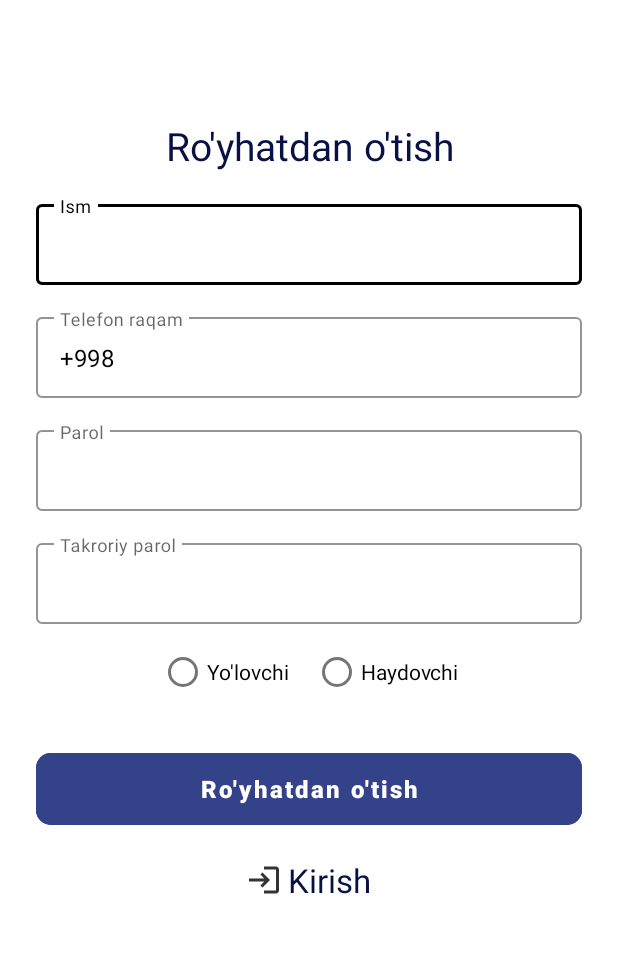
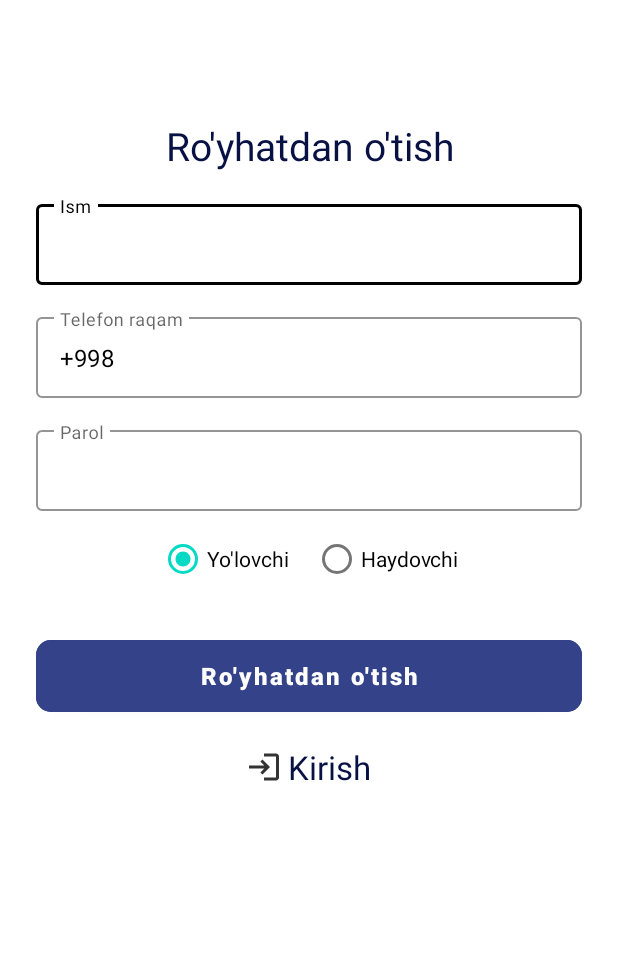
Before and after one commit to Khusinov/HamrohTaxi2, an Android app: the fragment RegisterFragment shown on its own in the app's theme, on a phone screen of 412 x 824 dp, the part 137-1090 px from its top. Run offline under Robolectric (Android 15) with nearby library versions, the phone set to English and light mode, and no system bars.

Commit message:
register working

```diff
--- a/app/src/main/java/com/khusinov/hamrohtaxi/LoginFragment.kt
+++ b/app/src/main/java/com/khusinov/hamrohtaxi/LoginFragment.kt
@@ -1,6 +1,7 @@
 package com.khusinov.hamrohtaxi
 
 import android.content.Context
+import android.content.SharedPreferences
 import android.os.Bundle
 import android.util.Log
 import androidx.fragment.app.Fragment
@@ -21,6 +22,7 @@ class LoginFragment : Fragment(R.layout.fragment_login) {
 
     private val binding by viewBinding { FragmentLoginBinding.bind(it) }
     private val TAG = "LoginFragment"
+    var sharedPreferences: SharedPreferences? = null
 
     override fun onViewCreated(view: View, savedInstanceState: Bundle?) {
         super.onViewCreated(view, savedInstanceState)
@@ -34,7 +36,7 @@ class LoginFragment : Fragment(R.layout.fragment_login) {
             val editor = sharedPref?.edit()
 
             registerTv.setOnClickListener {
-                findNavController().navigate()
+                findNavController().navigate(R.id.action_loginFragment_to_registerFragment2)
             }
 
             loginBtn.setOnClickListener {
--- a/app/src/main/java/com/khusinov/hamrohtaxi/RegisterFragment.kt
+++ b/app/src/main/java/com/khusinov/hamrohtaxi/RegisterFragment.kt
@@ -1,11 +1,73 @@
 package com.khusinov.hamrohtaxi
 
+import android.content.SharedPreferences
 import android.os.Bundle
+import android.util.Log
 import androidx.fragment.app.Fragment
-import android.view.LayoutInflater
 import android.view.View
-import android.view.ViewGroup
+import com.khusinov.hamrohtaxi.databinding.FragmentRegisterBinding
+import com.khusinov.hamrohtaxi.models.LoginResponse
+import com.khusinov.hamrohtaxi.models.UserCrud
+import com.khusinov.hamrohtaxi.network.Common
+import retrofit2.Call
+import retrofit2.Callback
+import retrofit2.Response
 
 class RegisterFragment : Fragment(R.layout.fragment_register) {
+    private val binding by viewBinding { FragmentRegisterBinding.bind(it) }
+    private val TAG = "RegisterFragment"
+    var sharedPreferences: SharedPreferences? = null
+
+    override fun onViewCreated(view: View, savedInstanceState: Bundle?) {
+        super.onViewCreated(view, savedInstanceState)
+        setupUI()
+    }
+
+    private fun setupUI() {
+        binding.apply {
+            sharedPreferences = context?.getSharedPreferences("HamrohTaxi", 0)
+
+            var token = sharedPreferences?.getString("access", "").toString()
+            token = "Bearer $token"
+
+            Log.d(TAG, "setupUI: token ${token.toString()}")
+
+            btnRegister.setOnClickListener {
+
+                var username = usernameEt.text.toString()
+                var phone = "+998" + phoneNumberEt.text.toString()
+                var password = passwordEt2.text.toString()
+                var passanger = passanger.isChecked
+                var driver = driver.isChecked
+                var userCrud = UserCrud()
+                userCrud.name = username
+                userCrud.password = password
+                userCrud.phone_number = phone
+                userCrud.user_role = if (passanger) 0 else 1
+
+                Common.retrofitServices.signup(userCrud).enqueue(object : Callback<LoginResponse>{
+                    override fun onResponse(
+                        call: Call<LoginResponse>,
+                        response: Response<LoginResponse>
+                    ) {
+                        Log.d(TAG, "onResponse: ${response.message()}")
+                    }
+
+                    override fun onFailure(call: Call<LoginResponse>, t: Throwable) {
+                        Log.d(TAG, "onFailure: ${t.message}")
+                    }
+
+                })
+
+                if (passanger) {
+
+                } else {
+
+                }
+
+            }
+
+        }
+    }
 
 }
--- a/app/src/main/java/com/khusinov/hamrohtaxi/models/UserCrud.kt
+++ b/app/src/main/java/com/khusinov/hamrohtaxi/models/UserCrud.kt
@@ -4,5 +4,5 @@ data class UserCrud(
     var name:String? = null,
     var phone_number: String? = null,
     var password: String? = null,
-    var user_role:String? = null
+    var user_role:Int = 0
 )
--- a/app/src/main/java/com/khusinov/hamrohtaxi/network/RetrofitService.kt
+++ b/app/src/main/java/com/khusinov/hamrohtaxi/network/RetrofitService.kt
@@ -2,8 +2,10 @@ package com.khusinov.hamrohtaxi.network
 
 import com.khusinov.hamrohtaxi.models.AuthLogin
 import com.khusinov.hamrohtaxi.models.LoginResponse
+import com.khusinov.hamrohtaxi.models.UserCrud
 import retrofit2.Call
 import retrofit2.http.Body
+import retrofit2.http.Header
 import retrofit2.http.POST
 
 interface RetrofitService {
@@ -11,4 +13,8 @@ interface RetrofitService {
     @POST("auth/login/")
     fun login(@Body authLogin: AuthLogin): Call<LoginResponse>
 
+    @POST("auth/signup/")
+    fun signup(@Body userCrud: UserCrud ): Call<LoginResponse>
+
+
 }
--- a/app/src/main/res/layout/fragment_register.xml
+++ b/app/src/main/res/layout/fragment_register.xml
@@ -108,7 +108,7 @@
             app:prefixTextColor="@color/black">
 
             <com.google.android.material.textfield.TextInputEditText
-                android:id="@+id/password_et1"
+                android:id="@+id/phoneNumberEt"
                 android:layout_width="match_parent"
                 android:layout_height="wrap_content"
                 android:inputType="phone"
@@ -143,31 +143,31 @@
 
         </com.google.android.material.textfield.TextInputLayout>
 
-        <com.google.android.material.textfield.TextInputLayout
-            android:id="@+id/password_input3"
-            style="@style/Widget.MaterialComponents.TextInputLayout.OutlinedBox.Dense"
-            android:layout_width="match_parent"
-            android:layout_height="wrap_content"
-            android:layout_marginStart="24dp"
-            android:layout_marginTop="16dp"
-            android:layout_marginEnd="24dp"
-            android:hint="Takroriy parol"
-            app:boxStrokeColor="@color/black"
-            app:endIconMode="clear_text"
-            app:endIconTint="@color/colorSecondary"
-            app:expandedHintEnabled="false"
-            app:hintTextColor="@color/black"
-            app:prefixTextColor="@color/black">
+<!--        <com.google.android.material.textfield.TextInputLayout-->
+<!--            android:id="@+id/password_input3"-->
+<!--            style="@style/Widget.MaterialComponents.TextInputLayout.OutlinedBox.Dense"-->
+<!--            android:layout_width="match_parent"-->
+<!--            android:layout_height="wrap_content"-->
+<!--            android:layout_marginStart="24dp"-->
+<!--            android:layout_marginTop="16dp"-->
+<!--            android:layout_marginEnd="24dp"-->
+<!--            android:hint="Takroriy parol"-->
+<!--            app:boxStrokeColor="@color/black"-->
+<!--            app:endIconMode="clear_text"-->
+<!--            app:endIconTint="@color/colorSecondary"-->
+<!--            app:expandedHintEnabled="false"-->
+<!--            app:hintTextColor="@color/black"-->
+<!--            app:prefixTextColor="@color/black">-->
 
-            <com.google.android.material.textfield.TextInputEditText
-                android:id="@+id/password_et"
-                android:layout_width="match_parent"
-                android:layout_height="wrap_content"
-                android:inputType="phone"
-                android:padding="16dp"
-                android:textColor="@color/black" />
+<!--            <com.google.android.material.textfield.TextInputEditText-->
+<!--                android:id="@+id/password_et"-->
+<!--                android:layout_width="match_parent"-->
+<!--                android:layout_height="wrap_content"-->
+<!--                android:inputType="phone"-->
+<!--                android:padding="16dp"-->
+<!--                android:textColor="@color/black" />-->
 
-        </com.google.android.material.textfield.TextInputLayout>
+<!--        </com.google.android.material.textfield.TextInputLayout>-->
 
         <RadioGroup
             android:layout_width="wrap_content"
@@ -180,6 +180,7 @@
                 android:id="@+id/passanger"
                 android:layout_width="wrap_content"
                 android:layout_height="wrap_content"
+                android:checked="true"
                 android:layout_margin="8dp"
                 android:text="Yo'lovchi" />
 
@@ -193,7 +194,7 @@
 
 
         <com.google.android.material.button.MaterialButton
-            android:id="@+id/btn_add_to_cart"
+            android:id="@+id/btn_register"
             android:layout_width="match_parent"
             android:layout_height="60dp"
             android:layout_gravity="center"
@@ -222,6 +223,7 @@
                 android:src="@drawable/baseline_login_24" />
 
             <TextView
+                android:id="@+id/loginButton"
                 android:layout_width="wrap_content"
                 android:layout_height="wrap_content"
                 android:layout_marginStart="4dp"
```
Also changed, not shown: app/src/main/res/navigation/nav_graph.xml (+26 -0 lines).
